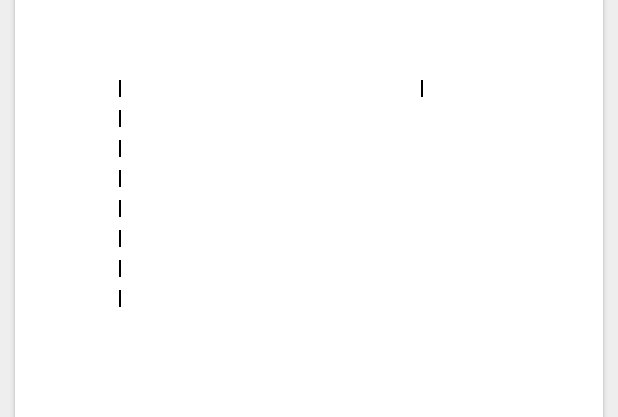
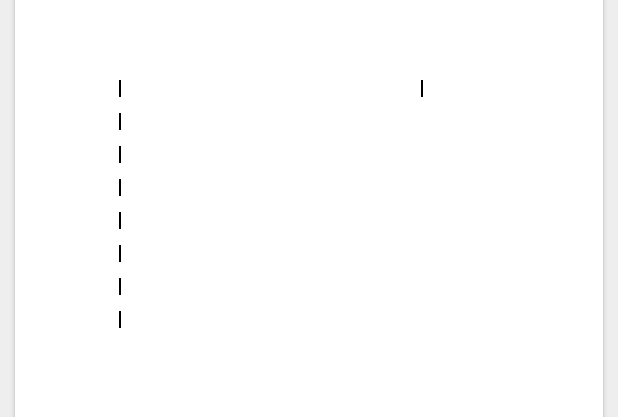
Before and after one commit to pjs3065a/KakaoPay_Book_Search, an Android app: the layout fragment_search_detail.xml on its own in the app's theme, with its tools: preview values and no code run, on a phone screen of 412 x 824 dp. Shown: the part 399-816 px from the top of the screen. Run offline under Robolectric (Android 15) with nearby library versions, the phone set to English and light mode, and no system bars.

Commit message:
feat : 데이터 없는 경우 "없음" 표시 처리, 이미지 없음 표시 처리

```diff
--- a/app/src/main/res/layout/fragment_search_detail.xml
+++ b/app/src/main/res/layout/fragment_search_detail.xml
@@ -123,7 +123,7 @@
                     layout="@layout/layout_book_category_info"
                     android:layout_width="0dp"
                     android:layout_height="wrap_content"
-                    android:layout_marginTop="4dp"
+                    android:layout_marginTop="6dp"
                     app:content="@{viewModel.bindPrice}"
                     app:layout_constraintEnd_toEndOf="@id/layout_book_datetime"
                     app:layout_constraintStart_toStartOf="@id/layout_book_name"
@@ -135,7 +135,7 @@
                     layout="@layout/layout_book_category_info"
                     android:layout_width="0dp"
                     android:layout_height="wrap_content"
-                    android:layout_marginTop="4dp"
+                    android:layout_marginTop="6dp"
                     app:content="@{viewModel.bindPublisher}"
                     app:layout_constraintEnd_toEndOf="@id/layout_book_datetime"
                     app:layout_constraintStart_toStartOf="@id/layout_book_name"
@@ -147,7 +147,7 @@
                     layout="@layout/layout_book_category_info"
                     android:layout_width="0dp"
                     android:layout_height="wrap_content"
-                    android:layout_marginTop="4dp"
+                    android:layout_marginTop="6dp"
                     app:content="@{viewModel.bindNumber}"
                     app:layout_constraintEnd_toEndOf="@id/layout_book_datetime"
                     app:layout_constraintStart_toStartOf="@id/layout_book_name"
@@ -159,7 +159,7 @@
                     layout="@layout/layout_book_category_info"
                     android:layout_width="0dp"
                     android:layout_height="wrap_content"
-                    android:layout_marginTop="4dp"
+                    android:layout_marginTop="6dp"
                     app:content="@{viewModel.bindAuthor}"
                     app:layout_constraintEnd_toEndOf="@id/layout_book_datetime"
                     app:layout_constraintStart_toStartOf="@id/layout_book_name"
@@ -171,7 +171,7 @@
                     layout="@layout/layout_book_category_info"
                     android:layout_width="0dp"
                     android:layout_height="wrap_content"
-                    android:layout_marginTop="4dp"
+                    android:layout_marginTop="6dp"
                     app:content="@{viewModel.bindTranslator}"
                     app:layout_constraintEnd_toEndOf="@id/layout_book_datetime"
                     app:layout_constraintStart_toStartOf="@id/layout_book_name"
@@ -183,7 +183,7 @@
                     layout="@layout/layout_book_category_info"
                     android:layout_width="0dp"
                     android:layout_height="wrap_content"
-                    android:layout_marginTop="4dp"
+                    android:layout_marginTop="6dp"
                     app:content="@{viewModel.bindStatus}"
                     app:layout_constraintEnd_toEndOf="@id/layout_book_datetime"
                     app:layout_constraintStart_toStartOf="@id/layout_book_name"
@@ -195,7 +195,7 @@
                     layout="@layout/layout_book_category_info"
                     android:layout_width="0dp"
                     android:layout_height="wrap_content"
-                    android:layout_marginTop="4dp"
+                    android:layout_marginTop="6dp"
                     android:layout_marginBottom="20dp"
                     app:content="@{viewModel.bindContent}"
                     app:layout_constraintBottom_toBottomOf="parent"
--- a/app/src/main/res/layout/layout_book_category_info.xml
+++ b/app/src/main/res/layout/layout_book_category_info.xml
@@ -20,13 +20,13 @@
         <!-- 카테고리 타이틀 -->
         <TextView
             android:id="@+id/tv_title"
-            style="@style/titleStyle"
             android:layout_width="0dp"
             android:layout_height="wrap_content"
             android:gravity="center_vertical"
             android:includeFontPadding="false"
             android:minWidth="45dp"
             android:text="@{title}"
+            android:textAppearance="@style/titleStyle"
             app:layout_constraintStart_toStartOf="parent"
             app:layout_constraintTop_toTopOf="parent" />
 
```
Also changed, not shown: app/build.gradle.kts (+8 -2 lines), app/src/main/java/kr/pjs/booksearch/view/binding/CommonBindingAdapter.kt (+8 -1 lines), app/src/main/java/kr/pjs/booksearch/view/ui/searchdetail/SearchDetailViewModel.kt (+31 -8 lines), app/src/main/java/kr/pjs/booksearch/view/ui/searchinput/adapter/holder/BookInfoHolder.kt (+14 -5 lines), app/src/main/res/drawable/no_image.jpg (added).
